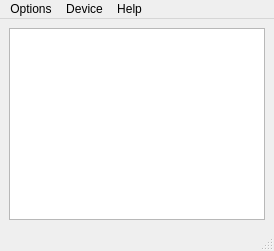
This is mainwindow.ui in smallzzy/Snake as Qt 5 draws it before an edit. The edited form follows.
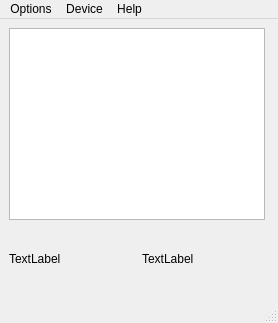
This is the edited form.

What changed in the file:
```diff
--- a/mainwindow.ui
+++ b/mainwindow.ui
@@ -6,8 +6,8 @@
    <rect>
     <x>0</x>
     <y>0</y>
-    <width>274</width>
-    <height>251</height>
+    <width>278</width>
+    <height>323</height>
    </rect>
   </property>
   <property name="windowTitle">
@@ -18,6 +18,24 @@
     <item row="0" column="0" alignment="Qt::AlignLeft|Qt::AlignTop">
      <widget class="QGraphicsView" name="graphicsView"/>
     </item>
+    <item row="1" column="0">
+     <layout class="QHBoxLayout" name="horizontalLayout">
+      <item>
+       <widget class="QLabel" name="labelAttValue">
+        <property name="text">
+         <string>TextLabel</string>
+        </property>
+       </widget>
+      </item>
+      <item>
+       <widget class="QLabel" name="labelQuality">
+        <property name="text">
+         <string>TextLabel</string>
+        </property>
+       </widget>
+      </item>
+     </layout>
+    </item>
    </layout>
   </widget>
   <widget class="QMenuBar" name="menubar">
@@ -25,7 +43,7 @@
     <rect>
      <x>0</x>
      <y>0</y>
-     <width>274</width>
+     <width>278</width>
      <height>21</height>
     </rect>
    </property>
```
